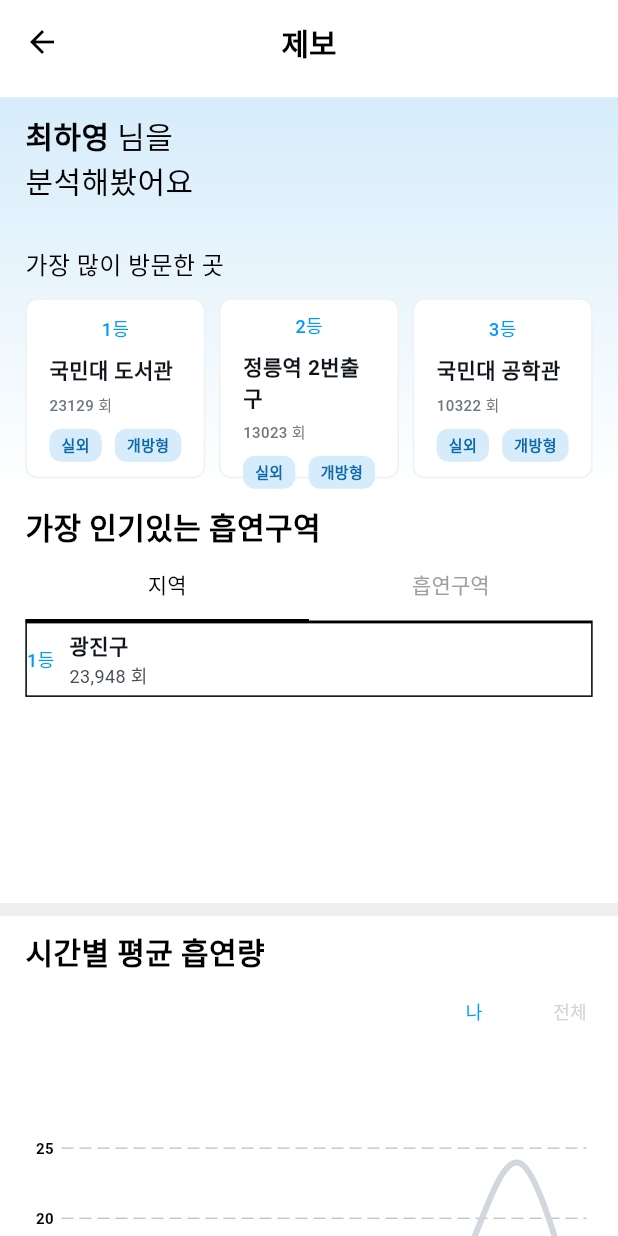
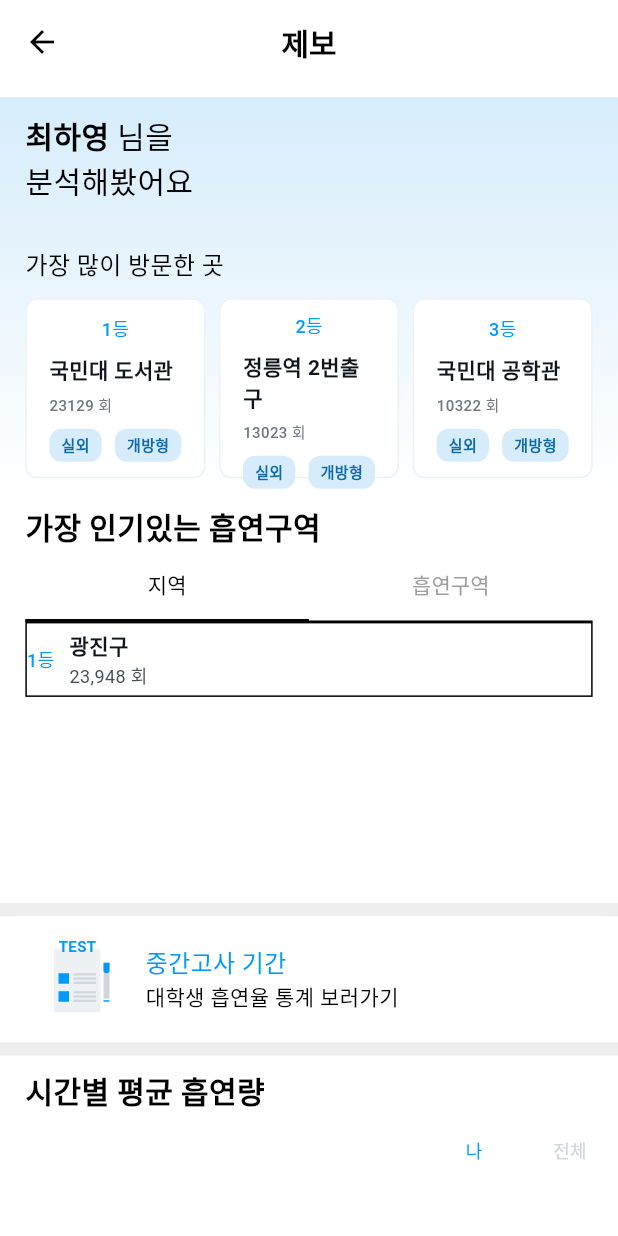
Before and after one commit to Alpha-Damyo/FE, a Flutter app: the StatisticsScreen screen opened directly, on a phone screen of 412 x 824 dp. Run offline on Flutter 3.47's test engine with Material 3 defaults, Android fonts, the phone set to English and light mode, and no system bars; drawn by our look-alikes of fl_chart; our stand-ins replace flutter_dotenv, flutter_rating_stars, flutter_screenutil, flutter_secure_storage, fluttertoast, geolocator and 6 more; missing offline and left inert: balloon_widget, bottom_drawer, dart:ffi, flutter_naver_login, flutter_naver_map, kakao_flutter_sdk_user; accounts and stored records are empty; network calls fail; Roboto replaces fonts that are missing (Pretendard, pretendard); project files that could hold a hidden picture were left out.

Commit message:
make Calculate

```diff
--- a/lib/screens/home/statistics/calculate_statistics.dart
+++ b/lib/screens/home/statistics/calculate_statistics.dart
@@ -42,7 +42,7 @@ class _calculatePriceState extends State<calculatePrice> {
           ),
         ),
         SizedBox(
-          height: 35.h,
+          height: 100.h,
           child: ListView.builder(
               scrollDirection: Axis.horizontal,
               itemCount: 3,
--- /dev/null
+++ b/lib/screens/home/statistics/special_statistics.dart
@@ -0,0 +1,265 @@
+import 'package:flutter/material.dart';
+
+class SpecialDays extends StatefulWidget {
+  const SpecialDays({super.key});
+
+  @override
+  State<SpecialDays> createState() => _SpecialDaysState();
+}
+
+class _SpecialDaysState extends State<SpecialDays> {
+  @override
+  Widget build(BuildContext context) {
+    return Container(
+      width: 390,
+      height: 84,
+      padding: const EdgeInsets.symmetric(horizontal: 16, vertical: 15),
+      decoration: BoxDecoration(color: Colors.white),
+      child: Column(
+        mainAxisSize: MainAxisSize.min,
+        mainAxisAlignment: MainAxisAlignment.center,
+        crossAxisAlignment: CrossAxisAlignment.center,
+        children: [
+          Container(
+            child: Row(
+              mainAxisSize: MainAxisSize.min,
+              mainAxisAlignment: MainAxisAlignment.start,
+              crossAxisAlignment: CrossAxisAlignment.center,
+              children: [
+                Container(
+                  child: Row(
+                    mainAxisSize: MainAxisSize.min,
+                    mainAxisAlignment: MainAxisAlignment.center,
+                    crossAxisAlignment: CrossAxisAlignment.center,
+                    children: [
+                      Container(
+                        width: 54,
+                        height: 54,
+                        padding: const EdgeInsets.only(
+                            top: 5, left: 9, right: 8, bottom: 5),
+                        clipBehavior: Clip.antiAlias,
+                        decoration: BoxDecoration(color: Colors.white),
+                        child: Row(
+                          mainAxisSize: MainAxisSize.min,
+                          mainAxisAlignment: MainAxisAlignment.center,
+                          crossAxisAlignment: CrossAxisAlignment.center,
+                          children: [
+                            Container(
+                              width: 37,
+                              height: 44,
+                              child: Stack(
+                                children: [
+                                  Positioned(
+                                    left: 0,
+                                    top: 2,
+                                    child: Container(
+                                      width: 31,
+                                      height: 42,
+                                      decoration: ShapeDecoration(
+                                        color: Color(0xFFEEF1F4),
+                                        shape: RoundedRectangleBorder(
+                                            borderRadius:
+                                                BorderRadius.circular(1)),
+                                      ),
+                                    ),
+                                  ),
+                                  Positioned(
+                                    left: 3,
+                                    top: 0,
+                                    child: Text(
+                                      'TEST',
+                                      style: TextStyle(
+                                        color: Color(0xFF0099FC),
+                                        fontSize: 10,
+                                        fontFamily: 'Pretendard',
+                                        fontWeight: FontWeight.w600,
+                                        height: 0.19,
+                                      ),
+                                    ),
+                                  ),
+                                  Positioned(
+                                    left: 3,
+                                    top: 18,
+                                    child: Container(
+                                      width: 7,
+                                      height: 7,
+                                      decoration: BoxDecoration(
+                                          color: Color(0xFF0099FC)),
+                                    ),
+                                  ),
+                                  Positioned(
+                                    left: 13,
+                                    top: 18,
+                                    child: Container(
+                                      width: 15,
+                                      height: 7.10,
+                                      child: Column(
+                                        mainAxisSize: MainAxisSize.min,
+                                        mainAxisAlignment:
+                                            MainAxisAlignment.start,
+                                        crossAxisAlignment:
+                                            CrossAxisAlignment.start,
+                                        children: [
+                                          Container(
+                                            width: 15,
+                                            height: 1.50,
+                                            decoration: BoxDecoration(
+                                                color: Color(0xFFD1D6DC)),
+                                          ),
+                                          const SizedBox(height: 1.30),
+                                          Container(
+                                            width: 15,
+                                            height: 1.50,
+                                            decoration: BoxDecoration(
+                                                color: Color(0xFFD1D6DC)),
+                                          ),
+                                          const SizedBox(height: 1.30),
+                                          Container(
+                                            width: 15,
+                                            height: 1.50,
+                                            decoration: BoxDecoration(
+                                                color: Color(0xFFD1D6DC)),
+                                          ),
+                                        ],
+                                      ),
+                                    ),
+                                  ),
+                                  Positioned(
+                                    left: 3,
+                                    top: 30,
+                                    child: Container(
+                                      width: 7,
+                                      height: 7,
+                                      decoration: BoxDecoration(
+                                          color: Color(0xFF0099FC)),
+                                    ),
+                                  ),
+                                  Positioned(
+                                    left: 13,
+                                    top: 30,
+                                    child: Container(
+                                      width: 15,
+                                      height: 7.10,
+                                      child: Column(
+                                        mainAxisSize: MainAxisSize.min,
+                                        mainAxisAlignment:
+                                            MainAxisAlignment.start,
+                                        crossAxisAlignment:
+                                            CrossAxisAlignment.start,
+                                        children: [
+                                          Container(
+                                            width: 15,
+                                            height: 1.50,
+                                            decoration: BoxDecoration(
+                                                color: Color(0xFFD1D6DC)),
+                                          ),
+                                          const SizedBox(height: 1.30),
+                                          Container(
+                                            width: 15,
+                                            height: 1.50,
+                                            decoration: BoxDecoration(
+                                                color: Color(0xFFD1D6DC)),
+                                          ),
+                                          const SizedBox(height: 1.30),
+                                          Container(
+                                            width: 15,
+                                            height: 1.50,
+                                            decoration: BoxDecoration(
+                                                color: Color(0xFFD1D6DC)),
+                                          ),
+                                        ],
+                                      ),
+                                    ),
+                                  ),
+                                  Positioned(
+                                    left: 33,
+                                    top: 11,
+                                    child: Container(
+                                      width: 4,
+                                      height: 24,
+                                      decoration: BoxDecoration(
+                                          color: Color(0xFFD1D6DC)),
+                                    ),
+                                  ),
+                                  Positioned(
+                                    left: 33,
+                                    top: 35,
+                                    child: Container(
+                                      width: 4,
+                                      height: 7,
+                                      child: Stack(
+                                        children: [
+                                          Positioned(
+                                            left: 0,
+                                            top: 1,
+                                            child: Container(
+                                              width: 4,
+                                              height: 1,
+                                              decoration: BoxDecoration(
+                                                  color: Color(0xFF0099FC)),
+                                            ),
+                                          ),
+                                        ],
+                                      ),
+                                    ),
+                                  ),
+                                  Positioned(
+                                    left: 33,
+                                    top: 11,
+                                    child: Container(
+                                      width: 4,
+                                      height: 7,
+                                      decoration: ShapeDecoration(
+                                        color: Color(0xFF0099FC),
+                                        shape: RoundedRectangleBorder(
+                                          borderRadius: BorderRadius.only(
+                                            bottomLeft: Radius.circular(5),
+                                            bottomRight: Radius.circular(5),
+                                          ),
+                                        ),
+                                      ),
+                                    ),
+                                  ),
+                                ],
+                              ),
+                            ),
+                          ],
+                        ),
+                      ),
+                      const SizedBox(width: 16),
+                      Text.rich(
+                        TextSpan(
+                          children: [
+                            TextSpan(
+                              text: '중간고사 기간 \n',
+                              style: TextStyle(
+                                color: Color(0xFF0099FC),
+                                fontSize: 16,
+                                fontFamily: 'Pretendard',
+                                fontWeight: FontWeight.w500,
+                              ),
+                            ),
+                            TextSpan(
+                              text: '대학생 흡연율 통계 보러가기',
+                              style: TextStyle(
+                                color: Colors.black,
+                                fontSize: 14,
+                                fontFamily: 'Pretendard',
+                                fontWeight: FontWeight.w500,
+                              ),
+                            ),
+                          ],
+                        ),
+                      ),
+                    ],
+                  ),
+                ),
+                const SizedBox(width: 123),
+              ],
+            ),
+          ),
+        ],
+      ),
+    );
+  }
+}
--- a/lib/screens/home/statistics/statistics_screen.dart
+++ b/lib/screens/home/statistics/statistics_screen.dart
@@ -74,18 +74,22 @@ class _StatisticsScreenState extends State<StatisticsScreen> {
                   height: 20.h,
                   color: Colors.grey[200],
                 ),
+                const SizedBox(
+                  child: StatistTap(
+                    index: 6,
+                    category: '특정 기간',
+                  ),
+                ),
+                Container(
+                  height: 20.h,
+                  color: Colors.grey[200],
+                ),
                 // 시간대별 흡연 데이터 통계(사용자, 전체)
                 SizedBox(
                   height: 1000.h,
-                  child: PageView(
-                    scrollDirection: Axis.horizontal,
-                    children: const [
-                      StatistTap(
-                        index: 2,
-                        category: '시간대별 평균 흡연량',
-                      ),
-                      // StatistTap(index: 1, category: '시간대별 평균 흡연량(전체)',),
-                    ],
+                  child: const StatistTap(
+                    index: 2,
+                    category: '시간대별 평균 흡연량',
                   ),
                 ),
                 Container(
--- a/lib/screens/home/statistics/statistics_screen_utill.dart
+++ b/lib/screens/home/statistics/statistics_screen_utill.dart
@@ -5,6 +5,7 @@ import 'package:damyo/screens/home/statistics/calculate_statistics.dart';
 import 'package:damyo/screens/home/statistics/periodsingle_statistics.dart';
 import 'package:damyo/screens/home/statistics/local_statistics.dart';
 import 'package:damyo/screens/home/statistics/periodcompare_statistics.dart';
+import 'package:damyo/screens/home/statistics/special_statistics.dart';
 
 class StatistTap extends StatefulWidget {
   const StatistTap({
@@ -53,8 +54,11 @@ class _StatistTapState extends State<StatistTap> {
       case 5:
         // 기간별 평균 흡연량 비교
         return const periodCompareInfo();
+      case 6:
+        return const SpecialDays();
       default:
         return Container();
     }
   }
+
 }
```
Also changed, not shown: lib/screens/home/statistics/periodcompare_statistics.dart (+7 -5 lines), lib/screens/home/statistics/periodsingle_statistics.dart (+154 -6 lines).
